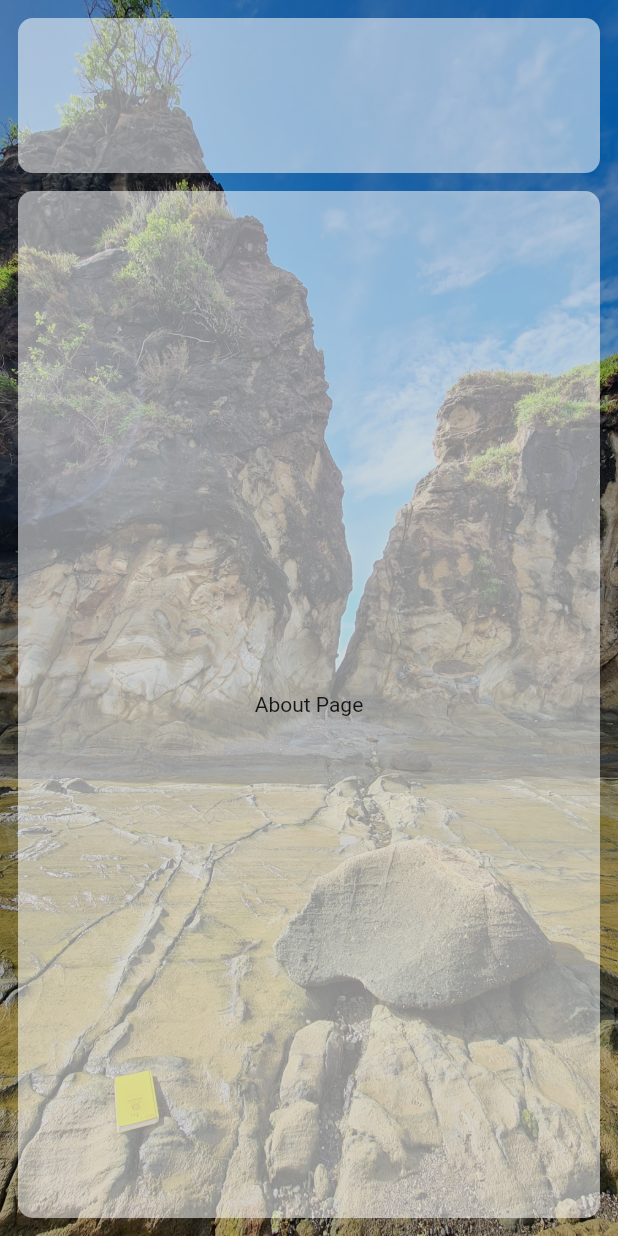
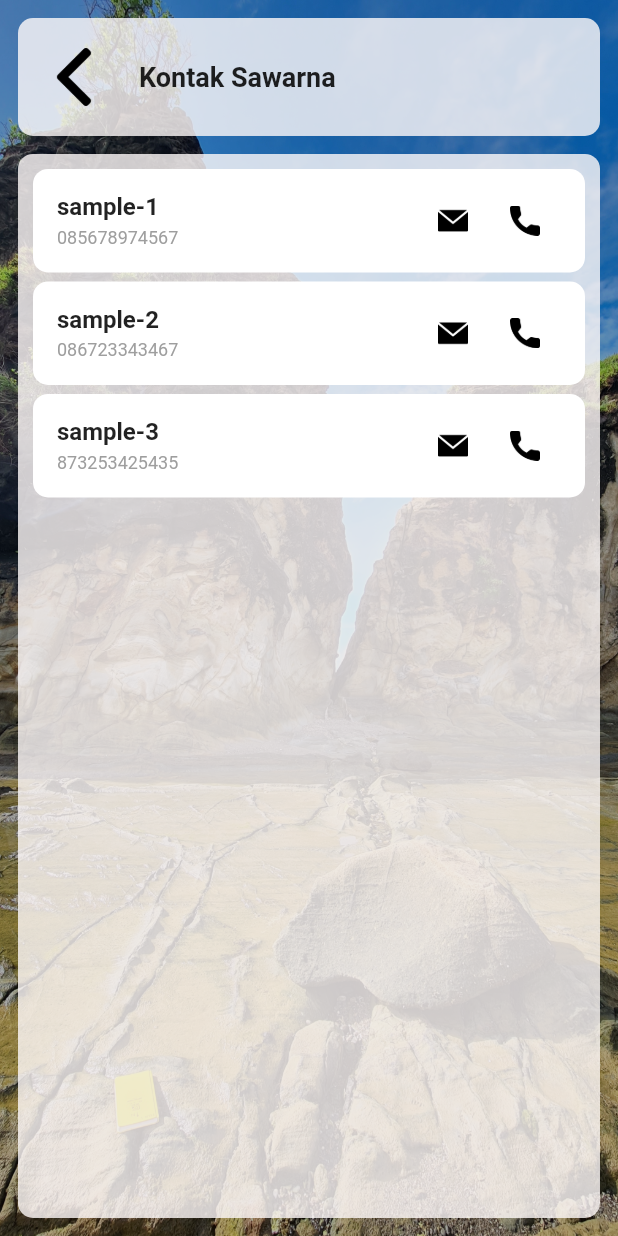
Before and after one commit to ozmonday/geosawarna, a Flutter app: the ContactPage screen opened by its route, on a phone screen of 412 x 824 dp. Run offline on Flutter 3.47's test engine with Material 2 defaults, Android fonts, the light colour scheme and no system bars; our stand-ins replace flutter_map, latlong, sliding_up_panel; missing offline and left inert: flutter_map_location_marker.

Commit message:
tambah data

```diff
--- a/lib/main.dart
+++ b/lib/main.dart
@@ -8,13 +8,15 @@ import './pages/map_page.dart';
 import './pages/credit_page.dart';
 import './pages/about_page.dart';
 import './pages/home_page.dart';
+import './providers/contacts.dart';
 import 'package:provider/provider.dart';
 
 void main() {
   runApp(
     MultiProvider(
       providers: [
-        ChangeNotifierProvider(create: (_) => PlacesProvider())
+        ChangeNotifierProvider(create: (_) => PlacesProvider()),
+        ChangeNotifierProvider(create: (_) => ContactProvider(),)
       ],
       child: MyApp()));
 }
--- a/lib/models/contact.dart
+++ b/lib/models/contact.dart
@@ -6,5 +6,5 @@ class Contact {
   final String phone;
   final LatLng latlng;
 
-  Contact({@required this.name,@required this.phone,@required this.latlng});
+  Contact({@required this.name,@required this.phone, this.latlng});
 }
--- a/lib/pages/kontak_page.dart
+++ b/lib/pages/kontak_page.dart
@@ -1,4 +1,7 @@
 import 'package:flutter/material.dart';
+import '../widgets/contact_item.dart';
+import '../providers/contacts.dart';
+import 'package:provider/provider.dart';
 
 class ContactPage extends StatefulWidget {
   @override
@@ -8,8 +11,16 @@ class ContactPage extends StatefulWidget {
 class _ContactPageState extends State<ContactPage> {
   @override
   Widget build(BuildContext context) {
+    var contacts = context.watch<ContactProvider>().contacts;
     final double _width = MediaQuery.of(context).size.width;
-    final double _height = MediaQuery.of(context).size.height - MediaQuery.of(context).padding.top;
+    final double _height =
+        MediaQuery.of(context).size.height - MediaQuery.of(context).padding.top;
+
+    var contactItem = List<ContactItem>();
+
+    for (var c in contacts) {
+      contactItem.add(ContactItem(contact: c));
+    }
 
     return SafeArea(
       child: Scaffold(
@@ -26,24 +37,49 @@ class _ContactPageState extends State<ContactPage> {
               children: [
                 Container(
                   width: _width,
-                height: _height * 0.14,
-                decoration: BoxDecoration(color: Color.fromRGBO(0, 0, 0, 0.30),
+                  height: _height * 0.11,
+                  decoration: BoxDecoration(
+                    color: Color.fromRGBO(0, 0, 0, 0.30),
                   ),
                   child: Container(
-                  margin: EdgeInsets.only(left:12, right:12, top: 12),
-                  decoration: BoxDecoration(color: Colors.white54, borderRadius: BorderRadius.circular(10)),
+                    margin: EdgeInsets.only(left: 12, right: 12, top: 12),
+                    decoration: BoxDecoration(
+                        color: Color.fromRGBO(255, 250, 250, 0.8),
+                        borderRadius: BorderRadius.circular(10)),
+                    child: Row(children: <Widget>[
+                      GestureDetector(
+                        onTap: () => Navigator.pop(context),
+                        child: Container(
+                          padding: EdgeInsets.only(
+                              top: 20, bottom: 20, left: 18, right: 16),
+                          child: Image.asset("assets/left-arrow.png"),
+                        ),
+                      ),
+                      Container(
+                          padding: EdgeInsets.only(left: 8),
+                          child: Text(
+                            "Kontak Sawarna",
+                            style: TextStyle(
+                                fontSize: 18, fontWeight: FontWeight.bold),
+                          )),
+                    ]),
                   ),
                 ),
                 Container(
                     width: _width,
-                height: _height * 0.86,
-                decoration: BoxDecoration(color: Color.fromRGBO(0, 0, 0, 0.30),
+                    height: _height * 0.89,
+                    decoration: BoxDecoration(
+                      color: Color.fromRGBO(0, 0, 0, 0.30),
                     ),
                     child: Container(
                         margin: EdgeInsets.all(12),
-                  decoration: BoxDecoration(color: Colors.white54, borderRadius: BorderRadius.circular(10)),
-                  child:
-                  Center(child: Text("About Page")))),
+                        decoration: BoxDecoration(
+                            color: Color.fromRGBO(255, 250, 250, 0.8),
+                            borderRadius: BorderRadius.circular(10)),
+                        child: ListView(
+                          padding: EdgeInsets.only(top: 7, bottom: 7),
+                          children: contactItem
+                        ))),
               ],
             )),
       ),
--- /dev/null
+++ b/lib/providers/contacts.dart
@@ -0,0 +1,12 @@
+import 'package:flutter/material.dart';
+import '../models/contact.dart';
+
+class ContactProvider with ChangeNotifier {
+  List<Contact> _contacts = [
+    Contact(name: "sample-1", phone: "085678974567"),
+    Contact(name: "sample-2", phone: "086723343467"),
+    Contact(name: "sample-3", phone: "873253425435")
+  ];
+
+  List<Contact> get contacts => _contacts;
+}
--- /dev/null
+++ b/lib/widgets/contact_item.dart
@@ -0,0 +1,74 @@
+import 'package:flutter/material.dart';
+import '../models/contact.dart';
+import 'package:url_launcher/url_launcher.dart';
+
+class ContactItem extends StatelessWidget {
+  final Contact contact;
+  const ContactItem({Key key, this.contact}) : super(key: key);
+
+  Future<void> launcer(String url) async {
+    if (await canLaunch(url)) {
+      await launch(url);
+    } else {
+      throw "can't lauch $url";
+    }
+  }
+
+  @override
+  Widget build(BuildContext context) {
+    return GestureDetector(
+      child: Container(
+        margin: EdgeInsets.only(left: 10, right: 10, top: 3, bottom: 3),
+        padding: EdgeInsets.all(16),
+        decoration: BoxDecoration(
+            color: Colors.white, borderRadius: BorderRadius.circular(10)),
+        child: Row(children: <Widget>[
+          Flexible(
+            fit: FlexFit.tight,
+            child: Container(
+              child: Column(
+                mainAxisAlignment: MainAxisAlignment.start,
+                crossAxisAlignment: CrossAxisAlignment.start,
+                children: <Widget>[
+                  Padding(
+                    padding: const EdgeInsets.only(bottom: 4),
+                    child: Text(
+                      contact.name,
+                      style:
+                          TextStyle(fontWeight: FontWeight.bold, fontSize: 16),
+                      overflow: TextOverflow.ellipsis,
+                    ),
+                  ),
+                  Text(
+                    contact.phone,
+                    style: TextStyle(fontSize: 12, color: Colors.grey),
+                  )
+                ],
+              ),
+            ),
+          ),
+          GestureDetector(
+            onTap: () {
+              final Uri url = Uri(scheme: "sms", path: contact.phone);
+              launch(url.toString());
+            },
+            child: Container(
+              padding: EdgeInsets.only(top: 8, bottom: 8, left: 14, right: 14),
+              child: Image.asset("assets/email.png", width: 20),
+            ),
+          ),
+          GestureDetector(
+            onTap: () {
+              final Uri url = Uri(scheme: "tel", path: contact.phone);
+              launch(url.toString());
+            },
+            child: Container(
+              padding: EdgeInsets.only(top: 8, bottom: 8, left: 14, right: 14),
+              child: Image.asset("assets/phone-call.png", width: 20),
+            ),
+          )
+        ]),
+      ),
+    );
+  }
+}
--- a/lib/widgets/menu_button.dart
+++ b/lib/widgets/menu_button.dart
@@ -9,7 +9,8 @@ class MenuButton extends StatelessWidget {
 
   @override
   Widget build(BuildContext context) {
-    return GestureDetector(
+    return InkWell(
+      splashColor: Colors.white54,
       onTap: () => routeFunc(ctx: context, route: route),
       child: Container(
         margin: EdgeInsets.all(10),
--- a/pubspec.yaml
+++ b/pubspec.yaml
@@ -31,6 +31,8 @@ dependencies:
 
   provider: ^4.3.3
 
+  url_launcher: ^5.7.10
+
 
   # The following adds the Cupertino Icons font to your application.
   # Use with the CupertinoIcons class for iOS style icons.
@@ -55,6 +57,8 @@ flutter:
   assets:
     - assets/20201222_082831.jpg
     - assets/logo.png
+    - assets/email.png
+    - assets/phone-call.png
     - assets/compass.png
     - assets/live-chat.png
     - assets/information-button.png
```
Also changed, not shown: lib/pages/list_page.dart (+2 -12 lines), lib/pages/map_page.dart (+21 -15 lines), lib/pages/map_page2.dart (deleted, +0 -141 lines), assets/email.png (added), assets/phone-call.png (added), pubspec.lock, 8 other files. Lines whose indentation alone changed are shown as unchanged.
